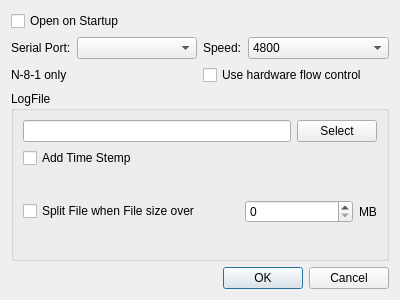
Above: commdialog.ui from coolshou/QST before the change. Below: the same form after it.
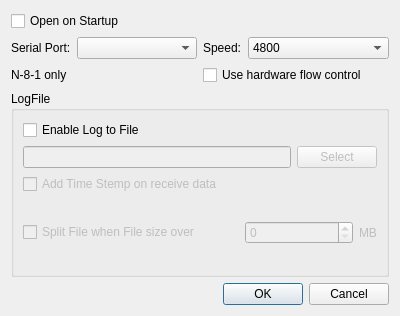
That is the form after the change.

```diff
--- a/commdialog.ui
+++ b/commdialog.ui
@@ -7,7 +7,7 @@
     <x>0</x>
     <y>0</y>
     <width>400</width>
-    <height>300</height>
+    <height>316</height>
    </rect>
   </property>
   <property name="windowTitle">
@@ -108,13 +108,27 @@
       <string>LogFile</string>
      </property>
      <layout class="QVBoxLayout" name="verticalLayout_4">
+      <item>
+       <widget class="QCheckBox" name="cbLogFile">
+        <property name="text">
+         <string>Enable Log to File</string>
+        </property>
+       </widget>
+      </item>
       <item>
        <layout class="QHBoxLayout" name="horizontalLayout_2" stretch="2,0">
         <item>
-         <widget class="QLineEdit" name="editLogFile"/>
+         <widget class="QLineEdit" name="editLogFile">
+          <property name="enabled">
+           <bool>false</bool>
+          </property>
+         </widget>
         </item>
         <item>
          <widget class="QPushButton" name="btnSelectLogFile">
+          <property name="enabled">
+           <bool>false</bool>
+          </property>
           <property name="text">
            <string>Select</string>
           </property>
@@ -124,8 +138,11 @@
       </item>
       <item>
        <widget class="QCheckBox" name="cbAddTimeStemp">
+        <property name="enabled">
+         <bool>false</bool>
+        </property>
         <property name="text">
-         <string>Add Time Stemp</string>
+         <string>Add Time Stemp on receive data</string>
         </property>
        </widget>
       </item>
@@ -133,16 +150,29 @@
        <layout class="QHBoxLayout" name="horizontalLayout_3" stretch="2,1,0">
         <item>
          <widget class="QCheckBox" name="cbSplitFile">
+          <property name="enabled">
+           <bool>false</bool>
+          </property>
           <property name="text">
            <string>Split File when File size over</string>
           </property>
          </widget>
         </item>
         <item>
-         <widget class="QSpinBox" name="sbFileSize"/>
+         <widget class="QSpinBox" name="sbSplitFileSize">
+          <property name="enabled">
+           <bool>false</bool>
+          </property>
+          <property name="toolTip">
+           <string>0~99 MB</string>
+          </property>
+         </widget>
         </item>
         <item>
          <widget class="QLabel" name="labelFileSize">
+          <property name="enabled">
+           <bool>false</bool>
+          </property>
           <property name="text">
            <string>MB</string>
           </property>
```
Left out of the diff: 2 changed lines with no effect on the pictures.
